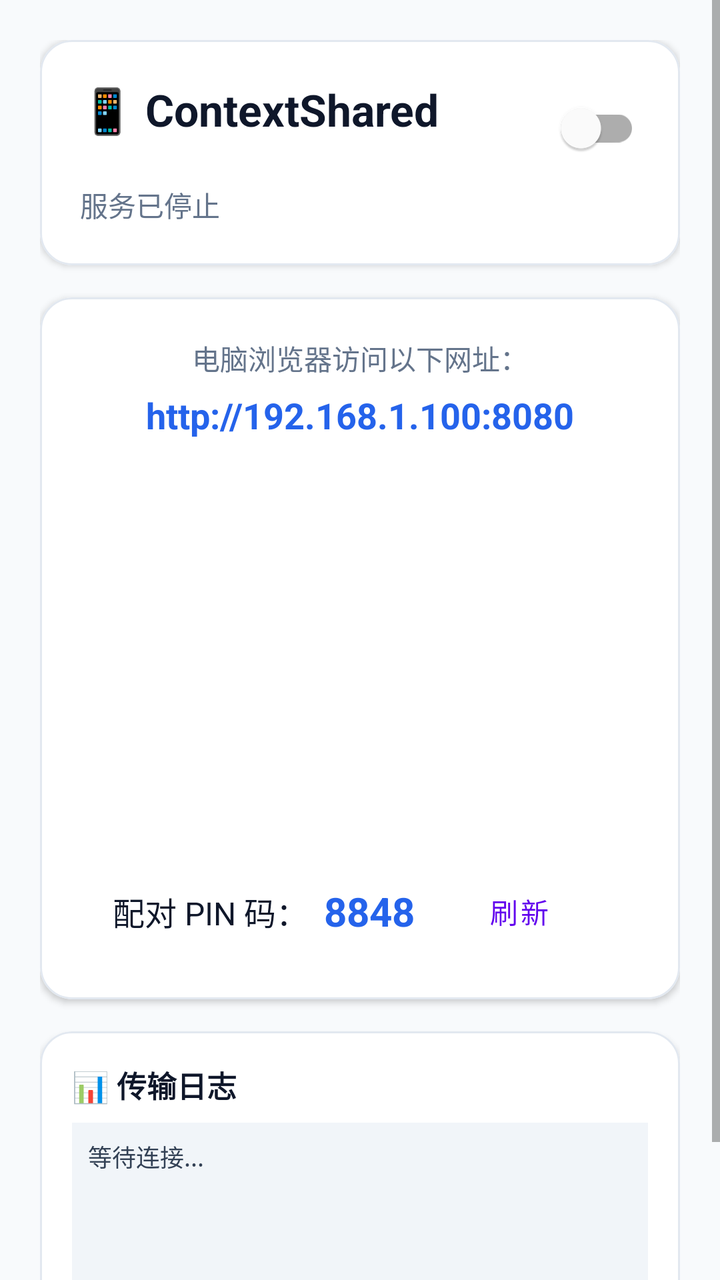
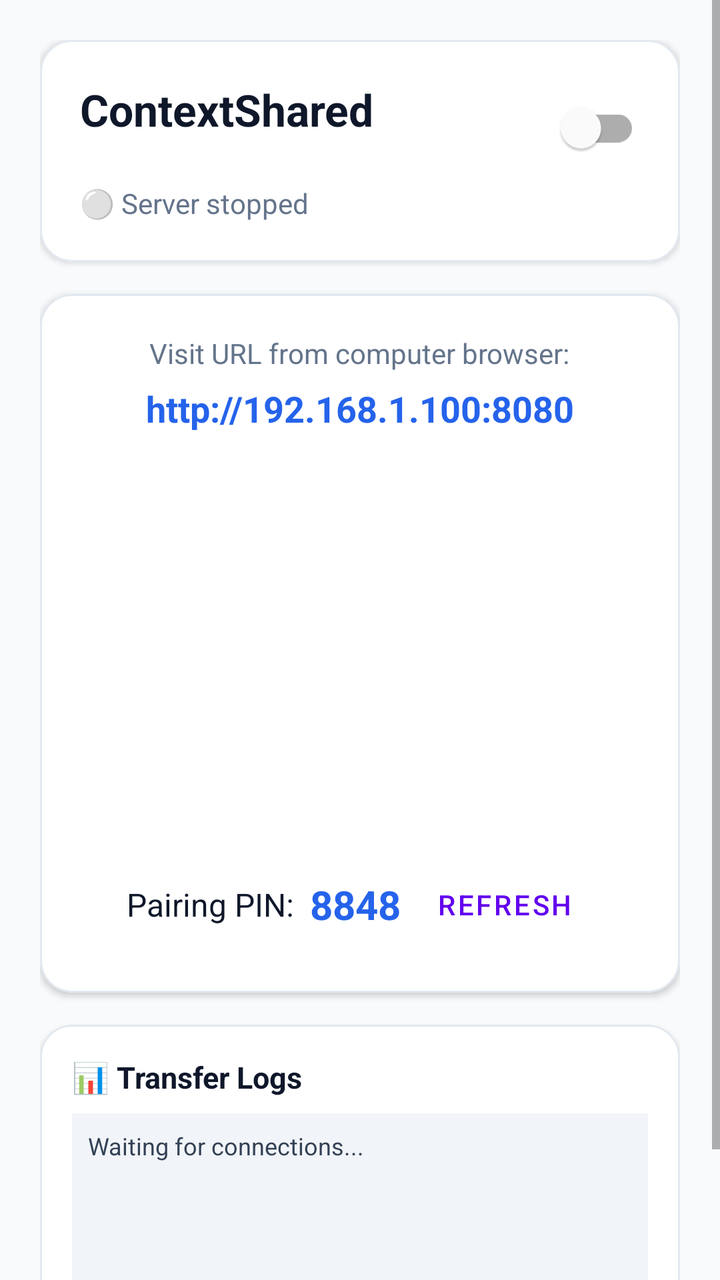

Two renders of the same Android screen: before a commit and after it. Below are the layout's source before the change and the commit's diff.
<!-- AndroidManifest.xml: application theme Theme.ContextShared -->
<!-- res/layout/activity_main.xml -->
<?xml version="1.0" encoding="utf-8"?>
<ScrollView xmlns:android="http://schemas.android.com/apk/res/android"
    xmlns:app="http://schemas.android.com/apk/res-auto"
    android:layout_width="match_parent"
    android:layout_height="match_parent"
    android:background="#F8FAFC">

    <LinearLayout
        android:layout_width="match_parent"
        android:layout_height="wrap_content"
        android:orientation="vertical"
        android:padding="20dp">

        
        <com.google.android.material.card.MaterialCardView
            android:layout_width="match_parent"
            android:layout_height="wrap_content"
            app:cardCornerRadius="16dp"
            app:cardElevation="2dp"
            app:strokeColor="#E2E8F0"
            app:strokeWidth="1dp"
            android:layout_marginBottom="16dp">

            <LinearLayout
                android:layout_width="match_parent"
                android:layout_height="wrap_content"
                android:orientation="vertical"
                android:padding="20dp">

                <RelativeLayout
                    android:layout_width="match_parent"
                    android:layout_height="wrap_content">

                    <TextView
                        android:layout_width="wrap_content"
                        android:layout_height="wrap_content"
                        android:text="📱 ContextShared"
                        android:textSize="22sp"
                        android:textStyle="bold"
                        android:textColor="#0F172A" />

                    <com.google.android.material.switchmaterial.SwitchMaterial
                        android:id="@+id/switchServer"
                        android:layout_width="wrap_content"
                        android:layout_height="wrap_content"
                        android:layout_alignParentEnd="true" />
                </RelativeLayout>

                <TextView
                    android:id="@+id/tvServerStatus"
                    android:layout_width="wrap_content"
                    android:layout_height="wrap_content"
                    android:text="服务已停止"
                    android:textColor="#64748B"
                    android:textSize="14sp"
                    android:layout_marginTop="4dp" />
            </LinearLayout>
        </com.google.android.material.card.MaterialCardView>

        
        <com.google.android.material.card.MaterialCardView
            android:id="@+id/cardConnection"
            android:layout_width="match_parent"
            android:layout_height="wrap_content"
            app:cardCornerRadius="16dp"
            app:cardElevation="2dp"
            app:strokeColor="#E2E8F0"
            app:strokeWidth="1dp"
            android:layout_marginBottom="16dp">

            <LinearLayout
                android:layout_width="match_parent"
                android:layout_height="wrap_content"
                android:gravity="center_horizontal"
                android:orientation="vertical"
                android:padding="20dp">

                <TextView
                    android:layout_width="wrap_content"
                    android:layout_height="wrap_content"
                    android:text="电脑浏览器访问以下网址："
                    android:textColor="#64748B"
                    android:textSize="14sp" />

                <TextView
                    android:id="@+id/tvServerUrl"
                    android:layout_width="wrap_content"
                    android:layout_height="wrap_content"
                    android:text="http://192.168.1.100:8080"
                    android:textColor="#2563EB"
                    android:textSize="18sp"
                    android:textStyle="bold"
                    android:layout_marginTop="6dp"
                    android:layout_marginBottom="16dp" />

                <ImageView
                    android:id="@+id/ivQrCode"
                    android:layout_width="180dp"
                    android:layout_height="180dp"
                    android:background="#FFFFFF"
                    android:scaleType="fitCenter" />

                
                <LinearLayout
                    android:layout_width="wrap_content"
                    android:layout_height="wrap_content"
                    android:gravity="center_vertical"
                    android:layout_marginTop="16dp">

                    <TextView
                        android:layout_width="wrap_content"
                        android:layout_height="wrap_content"
                        android:text="配对 PIN 码："
                        android:textColor="#0F172A"
                        android:textSize="16sp" />

                    <TextView
                        android:id="@+id/tvPinCode"
                        android:layout_width="wrap_content"
                        android:layout_height="wrap_content"
                        android:text="8848"
                        android:textColor="#2563EB"
                        android:textSize="20sp"
                        android:textStyle="bold"
                        android:layout_marginStart="8dp" />

                    <Button
                        android:id="@+id/btnRefreshPin"
                        style="@style/Widget.MaterialComponents.Button.TextButton"
                        android:layout_width="wrap_content"
                        android:layout_height="wrap_content"
                        android:text="刷新"
                        android:layout_marginStart="8dp" />
                </LinearLayout>
            </LinearLayout>
        </com.google.android.material.card.MaterialCardView>

        
        <com.google.android.material.card.MaterialCardView
            android:layout_width="match_parent"
            android:layout_height="wrap_content"
            app:cardCornerRadius="16dp"
            app:cardElevation="2dp"
            app:strokeColor="#E2E8F0"
            app:strokeWidth="1dp">

            <LinearLayout
                android:layout_width="match_parent"
                android:layout_height="wrap_content"
                android:orientation="vertical"
                android:padding="16dp">

                <TextView
                    android:layout_width="wrap_content"
                    android:layout_height="wrap_content"
                    android:text="📊 传输日志"
                    android:textColor="#0F172A"
                    android:textStyle="bold"
                    android:textSize="15sp"
                    android:layout_marginBottom="8dp" />

                <TextView
                    android:id="@+id/tvLogs"
                    android:layout_width="match_parent"
                    android:layout_height="120dp"
                    android:background="#F1F5F9"
                    android:padding="8dp"
                    android:textColor="#334155"
                    android:textSize="12sp"
                    android:scrollbars="vertical"
                    android:text="等待连接..." />
            </LinearLayout>
        </com.google.android.material.card.MaterialCardView>

    </LinearLayout>
</ScrollView>
<!-- resources referenced by this layout -->
<resources>
  <style name="Theme.ContextShared" parent="Theme.MaterialComponents.DayNight.DarkActionBar">
          
          <item name="colorPrimary">@color/purple_500</item>
          <item name="colorPrimaryVariant">@color/purple_700</item>
          <item name="colorOnPrimary">@color/white</item>
          
          <item name="colorSecondary">@color/teal_200</item>
          <item name="colorSecondaryVariant">@color/teal_700</item>
          <item name="colorOnSecondary">@color/black</item>
          
          <item name="android:statusBarColor">?attr/colorPrimaryVariant</item>
          
      </style>
  <color name="purple_500">#FF6200EE</color>
  <color name="purple_700">#FF3700B3</color>
  <color name="white">#FFFFFFFF</color>
  <color name="teal_200">#FF03DAC5</color>
  <color name="teal_700">#FF018786</color>
  <color name="black">#FF000000</color>
</resources>

<!-- the commit's change to res/layout/activity_main.xml (unified diff, before → after) -->
@@ -34,7 +34,7 @@
                     <TextView
                         android:layout_width="wrap_content"
                         android:layout_height="wrap_content"
-                        android:text="📱 ContextShared"
+                        android:text="@string/app_title"
                         android:textSize="22sp"
                         android:textStyle="bold"
                         android:textColor="#0F172A" />
@@ -50,7 +50,7 @@
                     android:id="@+id/tvServerStatus"
                     android:layout_width="wrap_content"
                     android:layout_height="wrap_content"
-                    android:text="服务已停止"
+                    android:text="@string/server_stopped"
                     android:textColor="#64748B"
                     android:textSize="14sp"
                     android:layout_marginTop="4dp" />
@@ -78,7 +78,7 @@
                 <TextView
                     android:layout_width="wrap_content"
                     android:layout_height="wrap_content"
-                    android:text="电脑浏览器访问以下网址："
+                    android:text="@string/browser_visit_hint"
                     android:textColor="#64748B"
                     android:textSize="14sp" />
 
@@ -110,7 +110,7 @@
                     <TextView
                         android:layout_width="wrap_content"
                         android:layout_height="wrap_content"
-                        android:text="配对 PIN 码："
+                        android:text="@string/pairing_pin"
                         android:textColor="#0F172A"
                         android:textSize="16sp" />
 
@@ -129,7 +129,7 @@
                         style="@style/Widget.MaterialComponents.Button.TextButton"
                         android:layout_width="wrap_content"
                         android:layout_height="wrap_content"
-                        android:text="刷新"
+                        android:text="@string/refresh"
                         android:layout_marginStart="8dp" />
                 </LinearLayout>
             </LinearLayout>
@@ -153,7 +153,7 @@
                 <TextView
                     android:layout_width="wrap_content"
                     android:layout_height="wrap_content"
-                    android:text="📊 传输日志"
+                    android:text="@string/transfer_logs"
                     android:textColor="#0F172A"
                     android:textStyle="bold"
                     android:textSize="15sp"
@@ -168,7 +168,7 @@
                     android:textColor="#334155"
                     android:textSize="12sp"
                     android:scrollbars="vertical"
-                    android:text="等待连接..." />
+                    android:text="@string/waiting_connection" />
             </LinearLayout>
         </com.google.android.material.card.MaterialCardView>
 
<!-- resource entries referenced after the edit -->
@@ -1,5 +1,12 @@
 <!-- resources referenced by this layout -->
 <resources>
+  <string name="app_title">ContextShared</string>
+  <string name="browser_visit_hint">Visit URL from computer browser:</string>
+  <string name="pairing_pin">Pairing PIN:</string>
+  <string name="refresh">Refresh</string>
+  <string name="server_stopped">⚪ Server stopped</string>
+  <string name="transfer_logs">📊 Transfer Logs</string>
+  <string name="waiting_connection">Waiting for connections...</string>
   <style name="Theme.ContextShared" parent="Theme.MaterialComponents.DayNight.DarkActionBar">
           
           <item name="colorPrimary">@color/purple_500</item>
